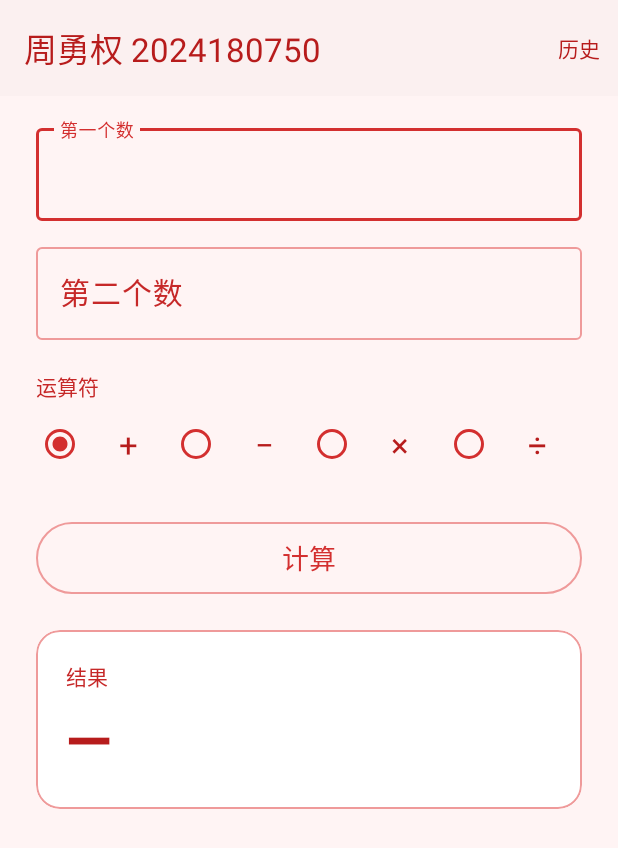
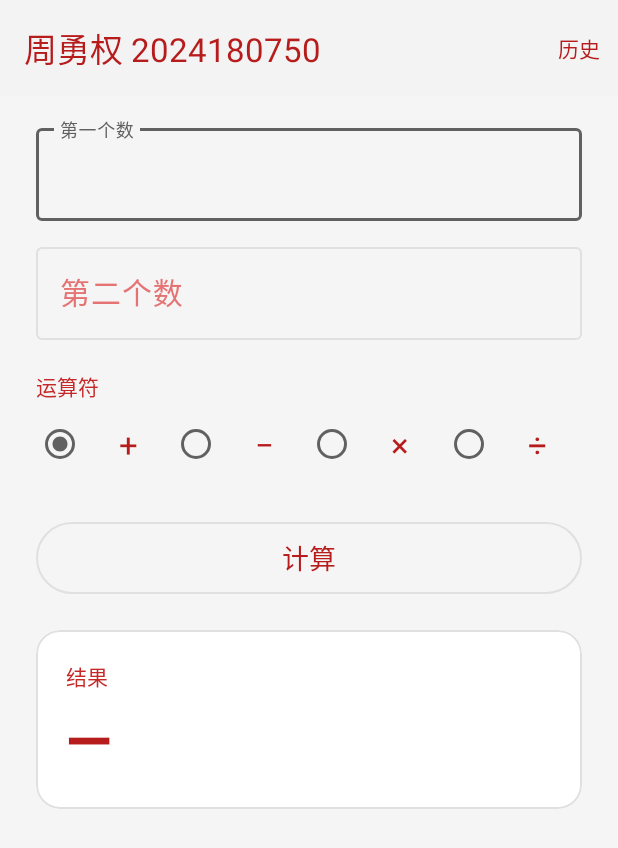
Before and after one commit to zyongquan/ZhouYongQuan_Calculator, an Android app: the screen it shows after launch (MainActivity), on a phone screen of 412 x 824 dp. Shown: the top 848 px of the screen. Run offline under Robolectric (Android 15) with nearby library versions, the phone set to English and light mode, and no system bars.

Commit message:
界面配色调整：仅文字使用红色，页面改为中性灰
- 页面底色改为浅灰，卡片/描边/单选圈/按钮边框改为中性灰
- 标题、标签、提示、按钮文字、结果与历史记录文字保持红色
- 主题主色改为中性灰，避免选中态描边出现红色
- 同步更新 README 中的配色说明

```diff
--- a/app/src/main/res/layout-land/activity_main.xml
+++ b/app/src/main/res/layout-land/activity_main.xml
@@ -6,7 +6,7 @@
     android:id="@+id/main"
     android:layout_width="match_parent"
     android:layout_height="match_parent"
-    android:background="@color/red_surface"
+    android:background="@color/page_background"
     android:orientation="vertical"
     tools:context=".MainActivity">
 
@@ -17,7 +17,7 @@
         android:background="@color/white"
         android:elevation="2dp"
         app:title="@string/main_title"
-        app:titleTextColor="@color/red_dark" />
+        app:titleTextColor="@color/text_red_dark" />
 
     <LinearLayout
         android:layout_width="match_parent"
@@ -51,7 +51,7 @@
                         android:imeOptions="actionNext"
                         android:inputType="numberDecimal|numberSigned"
                         android:maxLines="1"
-                        android:textColor="@color/red_dark"
+                        android:textColor="@color/text_red_dark"
                         android:textSize="18sp" />
                 </com.google.android.material.textfield.TextInputLayout>
 
@@ -70,7 +70,7 @@
                         android:imeOptions="actionDone"
                         android:inputType="numberDecimal|numberSigned"
                         android:maxLines="1"
-                        android:textColor="@color/red_dark"
+                        android:textColor="@color/text_red_dark"
                         android:textSize="18sp" />
                 </com.google.android.material.textfield.TextInputLayout>
             </LinearLayout>
@@ -80,7 +80,7 @@
                 android:layout_height="wrap_content"
                 android:layout_marginTop="8dp"
                 android:text="@string/label_operator"
-                android:textColor="@color/red_text"
+                android:textColor="@color/text_red"
                 android:textSize="14sp" />
 
             <RadioGroup
@@ -97,9 +97,9 @@
                     android:checked="true"
                     android:gravity="center"
                     android:text="@string/operator_add"
-                    android:textColor="@color/red_dark"
+                    android:textColor="@color/text_red_dark"
                     android:textSize="18sp"
-                    app:buttonTint="@color/red_primary" />
+                    app:buttonTint="@color/control_gray" />
 
                 <com.google.android.material.radiobutton.MaterialRadioButton
                     android:id="@+id/opSubtract"
@@ -108,9 +108,9 @@
                     android:layout_weight="1"
                     android:gravity="center"
                     android:text="@string/operator_subtract"
-                    android:textColor="@color/red_dark"
+                    android:textColor="@color/text_red_dark"
                     android:textSize="18sp"
-                    app:buttonTint="@color/red_primary" />
+                    app:buttonTint="@color/control_gray" />
 
                 <com.google.android.material.radiobutton.MaterialRadioButton
                     android:id="@+id/opMultiply"
@@ -119,9 +119,9 @@
                     android:layout_weight="1"
                     android:gravity="center"
                     android:text="@string/operator_multiply"
-                    android:textColor="@color/red_dark"
+                    android:textColor="@color/text_red_dark"
                     android:textSize="18sp"
-                    app:buttonTint="@color/red_primary" />
+                    app:buttonTint="@color/control_gray" />
 
                 <com.google.android.material.radiobutton.MaterialRadioButton
                     android:id="@+id/opDivide"
@@ -130,9 +130,9 @@
                     android:layout_weight="1"
                     android:gravity="center"
                     android:text="@string/operator_divide"
-                    android:textColor="@color/red_dark"
+                    android:textColor="@color/text_red_dark"
                     android:textSize="18sp"
-                    app:buttonTint="@color/red_primary" />
+                    app:buttonTint="@color/control_gray" />
             </RadioGroup>
 
             <com.google.android.material.button.MaterialButton
@@ -142,6 +142,7 @@
                 android:layout_height="44dp"
                 android:layout_marginTop="8dp"
                 android:text="@string/btn_calculate"
+                android:textColor="@color/text_red_dark"
                 android:textSize="16sp"
                 app:cornerRadius="22dp" />
         </LinearLayout>
@@ -154,7 +155,7 @@
             app:cardBackgroundColor="@color/white"
             app:cardCornerRadius="16dp"
             app:cardElevation="0dp"
-            app:strokeColor="@color/red_border"
+            app:strokeColor="@color/border_gray"
             app:strokeWidth="1dp">
 
             <LinearLayout
@@ -168,7 +169,7 @@
                     android:layout_width="wrap_content"
                     android:layout_height="wrap_content"
                     android:text="@string/label_result"
-                    android:textColor="@color/red_text"
+                    android:textColor="@color/text_red"
                     android:textSize="14sp" />
 
                 <TextView
@@ -179,7 +180,7 @@
                     android:breakStrategy="simple"
                     android:gravity="center_vertical"
                     android:text="@string/result_placeholder"
-                    android:textColor="@color/red_dark"
+                    android:textColor="@color/text_red_dark"
                     android:textSize="36sp"
                     android:textStyle="bold" />
             </LinearLayout>
--- a/app/src/main/res/layout/activity_history.xml
+++ b/app/src/main/res/layout/activity_history.xml
@@ -5,7 +5,7 @@
     android:id="@+id/historyRoot"
     android:layout_width="match_parent"
     android:layout_height="match_parent"
-    android:background="@color/red_surface"
+    android:background="@color/page_background"
     android:orientation="vertical"
     tools:context=".HistoryActivity">
 
@@ -16,7 +16,7 @@
         android:background="@color/white"
         android:elevation="2dp"
         app:title="@string/history_title"
-        app:titleTextColor="@color/red_dark" />
+        app:titleTextColor="@color/text_red_dark" />
 
     <FrameLayout
         android:layout_width="match_parent"
@@ -37,7 +37,7 @@
             android:layout_height="wrap_content"
             android:layout_gravity="center"
             android:text="@string/empty_history"
-            android:textColor="@color/red_text"
+            android:textColor="@color/text_red"
             android:textSize="16sp"
             android:visibility="gone" />
     </FrameLayout>
--- a/app/src/main/res/layout/activity_main.xml
+++ b/app/src/main/res/layout/activity_main.xml
@@ -5,7 +5,7 @@
     android:id="@+id/main"
     android:layout_width="match_parent"
     android:layout_height="match_parent"
-    android:background="@color/red_surface"
+    android:background="@color/page_background"
     android:orientation="vertical"
     tools:context=".MainActivity">
 
@@ -16,7 +16,7 @@
         android:background="@color/white"
         android:elevation="2dp"
         app:title="@string/main_title"
-        app:titleTextColor="@color/red_dark" />
+        app:titleTextColor="@color/text_red_dark" />
 
     <ScrollView
         android:layout_width="match_parent"
@@ -46,7 +46,7 @@
                     android:imeOptions="actionNext"
                     android:inputType="numberDecimal|numberSigned"
                     android:maxLines="1"
-                    android:textColor="@color/red_dark"
+                    android:textColor="@color/text_red_dark"
                     android:textSize="20sp" />
             </com.google.android.material.textfield.TextInputLayout>
 
@@ -64,7 +64,7 @@
                     android:imeOptions="actionDone"
                     android:inputType="numberDecimal|numberSigned"
                     android:maxLines="1"
-                    android:textColor="@color/red_dark"
+                    android:textColor="@color/text_red_dark"
                     android:textSize="20sp" />
             </com.google.android.material.textfield.TextInputLayout>
 
@@ -73,7 +73,7 @@
                 android:layout_height="wrap_content"
                 android:layout_marginTop="20dp"
                 android:text="@string/label_operator"
-                android:textColor="@color/red_text"
+                android:textColor="@color/text_red"
                 android:textSize="14sp" />
 
             <RadioGroup
@@ -91,9 +91,9 @@
                     android:checked="true"
                     android:gravity="center"
                     android:text="@string/operator_add"
-                    android:textColor="@color/red_dark"
+                    android:textColor="@color/text_red_dark"
                     android:textSize="22sp"
-                    app:buttonTint="@color/red_primary" />
+                    app:buttonTint="@color/control_gray" />
 
                 <com.google.android.material.radiobutton.MaterialRadioButton
                     android:id="@+id/opSubtract"
@@ -102,9 +102,9 @@
                     android:layout_weight="1"
                     android:gravity="center"
                     android:text="@string/operator_subtract"
-                    android:textColor="@color/red_dark"
+                    android:textColor="@color/text_red_dark"
                     android:textSize="22sp"
-                    app:buttonTint="@color/red_primary" />
+                    app:buttonTint="@color/control_gray" />
 
                 <com.google.android.material.radiobutton.MaterialRadioButton
                     android:id="@+id/opMultiply"
@@ -113,9 +113,9 @@
                     android:layout_weight="1"
                     android:gravity="center"
                     android:text="@string/operator_multiply"
-                    android:textColor="@color/red_dark"
+                    android:textColor="@color/text_red_dark"
                     android:textSize="22sp"
-                    app:buttonTint="@color/red_primary" />
+                    app:buttonTint="@color/control_gray" />
 
                 <com.google.android.material.radiobutton.MaterialRadioButton
                     android:id="@+id/opDivide"
@@ -124,9 +124,9 @@
                     android:layout_weight="1"
                     android:gravity="center"
                     android:text="@string/operator_divide"
-                    android:textColor="@color/red_dark"
+                    android:textColor="@color/text_red_dark"
                     android:textSize="22sp"
-                    app:buttonTint="@color/red_primary" />
+                    app:buttonTint="@color/control_gray" />
             </RadioGroup>
 
             <com.google.android.material.button.MaterialButton
@@ -136,6 +136,7 @@
                 android:layout_height="56dp"
                 android:layout_marginTop="24dp"
                 android:text="@string/btn_calculate"
+                android:textColor="@color/text_red_dark"
                 android:textSize="18sp"
                 app:cornerRadius="28dp" />
 
@@ -146,7 +147,7 @@
                 app:cardBackgroundColor="@color/white"
                 app:cardCornerRadius="16dp"
                 app:cardElevation="0dp"
-                app:strokeColor="@color/red_border"
+                app:strokeColor="@color/border_gray"
                 app:strokeWidth="1dp">
 
                 <LinearLayout
@@ -159,7 +160,7 @@
                         android:layout_width="wrap_content"
                         android:layout_height="wrap_content"
                         android:text="@string/label_result"
-                        android:textColor="@color/red_text"
+                        android:textColor="@color/text_red"
                         android:textSize="14sp" />
 
                     <TextView
@@ -169,7 +170,7 @@
                         android:layout_marginTop="4dp"
                         android:breakStrategy="simple"
                         android:text="@string/result_placeholder"
-                        android:textColor="@color/red_dark"
+                        android:textColor="@color/text_red_dark"
                         android:textSize="40sp"
                         android:textStyle="bold" />
                 </LinearLayout>
--- a/app/src/main/res/layout/item_history.xml
+++ b/app/src/main/res/layout/item_history.xml
@@ -10,7 +10,7 @@
     app:cardBackgroundColor="@color/white"
     app:cardCornerRadius="12dp"
     app:cardElevation="0dp"
-    app:strokeColor="@color/red_border"
+    app:strokeColor="@color/border_gray"
     app:strokeWidth="1dp">
 
     <LinearLayout
@@ -23,7 +23,7 @@
             android:id="@+id/itemExpression"
             android:layout_width="match_parent"
             android:layout_height="wrap_content"
-            android:textColor="@color/red_dark"
+            android:textColor="@color/text_red_dark"
             android:textSize="20sp"
             android:textStyle="bold" />
 
@@ -32,7 +32,7 @@
             android:layout_width="match_parent"
             android:layout_height="wrap_content"
             android:layout_marginTop="4dp"
-            android:textColor="@color/red_hint"
+            android:textColor="@color/text_red_light"
             android:textSize="12sp" />
     </LinearLayout>
 </com.google.android.material.card.MaterialCardView>
--- a/app/src/main/res/values/colors.xml
+++ b/app/src/main/res/values/colors.xml
@@ -1,12 +1,14 @@
 <?xml version="1.0" encoding="utf-8"?>
 <resources>
-    <!-- 学号尾号为 0，界面文字统一使用红色系配色。 -->
+    <!-- 页面与控件使用中性色，只有文字使用红色（学号尾号为 0）。 -->
     <color name="white">#FFFFFFFF</color>
-    <color name="black">#FF000000</color>
-    <color name="red_primary">#FFD32F2F</color>
-    <color name="red_dark">#FFB71C1C</color>
-    <color name="red_text">#FFC62828</color>
-    <color name="red_hint">#FFE57373</color>
-    <color name="red_surface">#FFFFF4F4</color>
-    <color name="red_border">#FFEF9A9A</color>
+    <color name="page_background">#FFF5F5F5</color>
+    <color name="border_gray">#FFE0E0E0</color>
+    <color name="control_gray">#FF616161</color>
+    <color name="icon_gray">#FF424242</color>
+
+    <!-- 文字色：标题/结果用深红，正文用红，提示与时间用浅红。 -->
+    <color name="text_red_dark">#FFB71C1C</color>
+    <color name="text_red">#FFC62828</color>
+    <color name="text_red_light">#FFE57373</color>
 </resources>
--- a/app/src/main/res/values/themes.xml
+++ b/app/src/main/res/values/themes.xml
@@ -1,18 +1,17 @@
 <resources xmlns:tools="http://schemas.android.com/tools">
-    <!-- 基础主题：Material 3 浅色主题，主色与文字均使用红色系。 -->
+    <!-- 基础主题：页面与控件使用中性灰，只有文字使用红色（学号尾号为 0）。 -->
     <style name="Base.Theme.ZhouYongQuan_Calculator" parent="Theme.Material3.Light.NoActionBar">
-        <item name="colorPrimary">@color/red_primary</item>
+        <item name="colorPrimary">@color/control_gray</item>
         <item name="colorOnPrimary">@color/white</item>
-        <item name="colorPrimaryContainer">@color/red_surface</item>
-        <item name="colorOnPrimaryContainer">@color/red_dark</item>
-        <item name="colorSecondary">@color/red_primary</item>
+        <item name="colorSecondary">@color/control_gray</item>
         <item name="colorOnSecondary">@color/white</item>
         <item name="colorSurface">@color/white</item>
-        <item name="colorOnSurface">@color/red_dark</item>
-        <item name="colorOnSurfaceVariant">@color/red_text</item>
-        <item name="colorOutline">@color/red_border</item>
-        <item name="android:colorBackground">@color/red_surface</item>
-        <item name="actionMenuTextColor">@color/red_dark</item>
+        <item name="colorOnSurface">@color/text_red_dark</item>
+        <item name="colorOnSurfaceVariant">@color/text_red_light</item>
+        <item name="colorOutline">@color/border_gray</item>
+        <item name="colorControlNormal">@color/icon_gray</item>
+        <item name="android:colorBackground">@color/page_background</item>
+        <item name="actionMenuTextColor">@color/text_red_dark</item>
     </style>
 
     <style name="Theme.ZhouYongQuan_Calculator" parent="Base.Theme.ZhouYongQuan_Calculator" />
```
Also changed, not shown: 1 other file.
